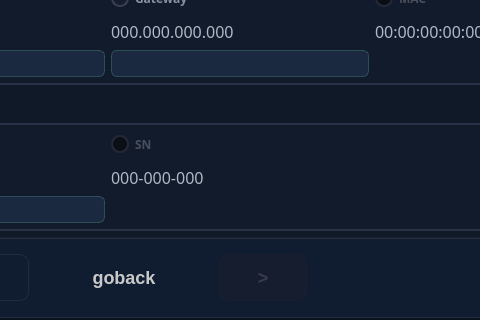
Old version of the form widgets/mainwindow.ui in the repository housir-debug/Leacesy_M3506; both pictures show x 516 to 996 and y 82 to 402 of the 1280 by 800 pixel window.
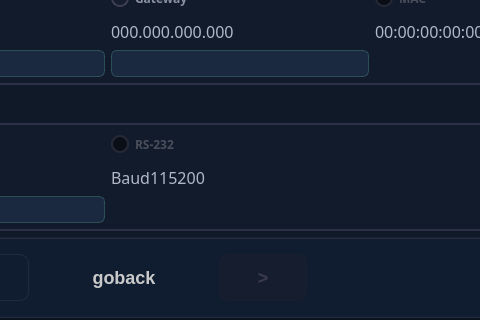
New version of the form. The open tabs and pages were chosen to show the change. Icons and pictures are not drawn.

Diff of the .ui file:
```diff
--- a/widgets/mainwindow.ui
+++ b/widgets/mainwindow.ui
@@ -2136,7 +2136,7 @@
                  <enum>Qt::NoContextMenu</enum>
                 </property>
                 <property name="text">
-                 <string>SN</string>
+                 <string>RS-232</string>
                 </property>
                 <property name="checked">
                  <bool>false</bool>
@@ -2208,7 +2208,7 @@
                  <number>0</number>
                 </property>
                 <property name="text">
-                 <string>000-000-000</string>
+                 <string>Baud115200</string>
                 </property>
                </widget>
               </item>
```
Left out of the diff: 4 changed lines with no effect on the pictures.
